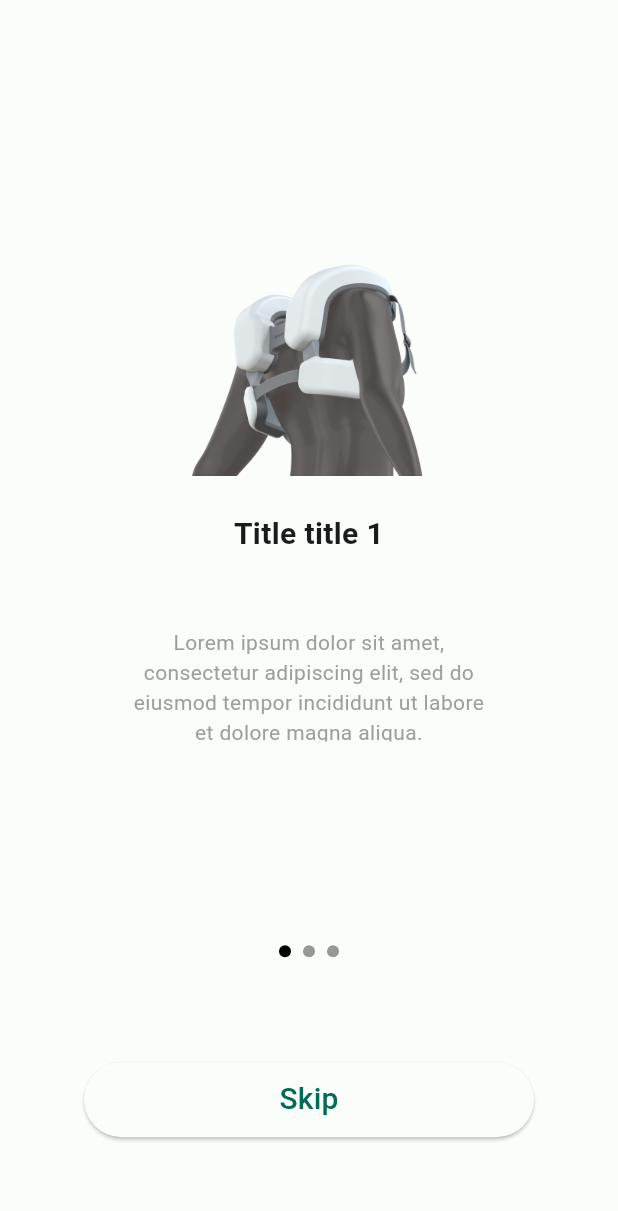
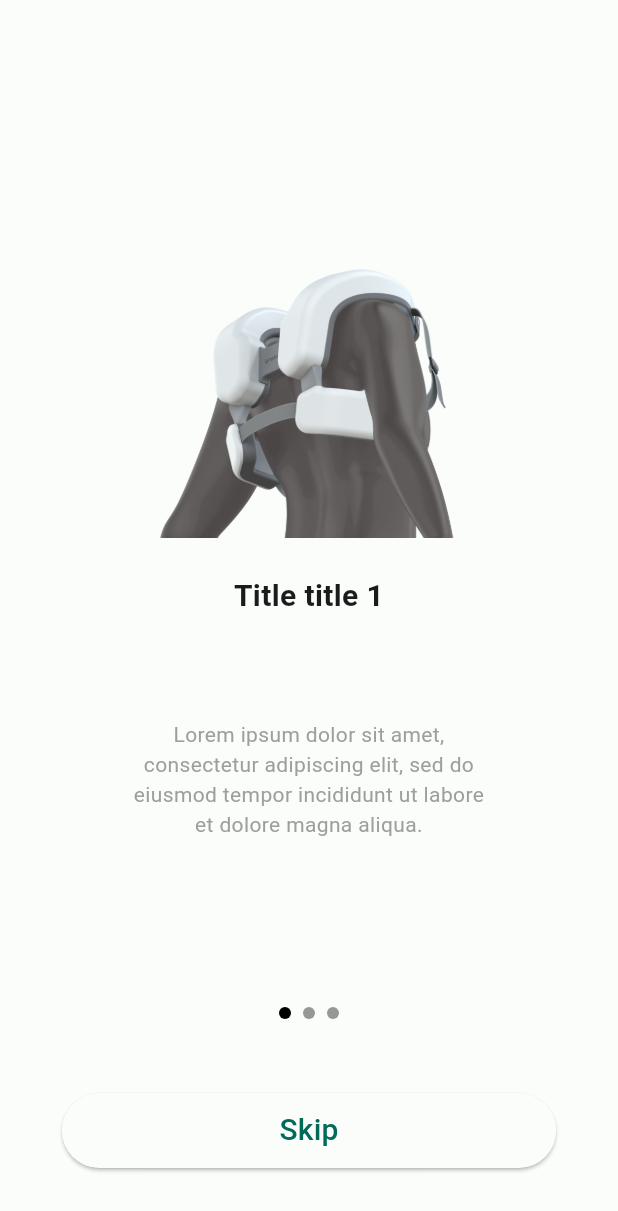
Before and after one commit to kwakdeung/lymphowear_remote_app, a Flutter app: the screen it shows after launch, on a phone screen of 412 x 824 dp. Shown: the top 1211 px of the screen. Run offline on Flutter 3.47's test engine with Material 2 defaults, Android fonts, the phone set to English and light mode, and no system bars.

Commit message:
MediaQuery size 적용(image, title, discription)

```diff
--- a/lib/pages/onboarding_page.dart
+++ b/lib/pages/onboarding_page.dart
@@ -39,8 +39,9 @@
             child: Column(
               children: [
                 SizedBox(height: pageSize.height * 0.2),
-                Expanded(
-                  // PageView.builder안에서 image, title, description 비율, size를 조절해야함
+                SizedBox(
+                  width: double.infinity * 0.5,
+                  height: pageSize.height * 0.5,
                   child: PageView.builder(
                     controller: pageController,
                     itemCount: onboardingData.length,
@@ -80,7 +81,7 @@
                         flex: 0,
                         child: SizedBox(
                           height: 50,
-                          width: 300,
+                          width: pageSize.width * 0.8,
                           child: ElevatedButton(
                             style: ElevatedButton.styleFrom(),
                             onPressed: () {
```
